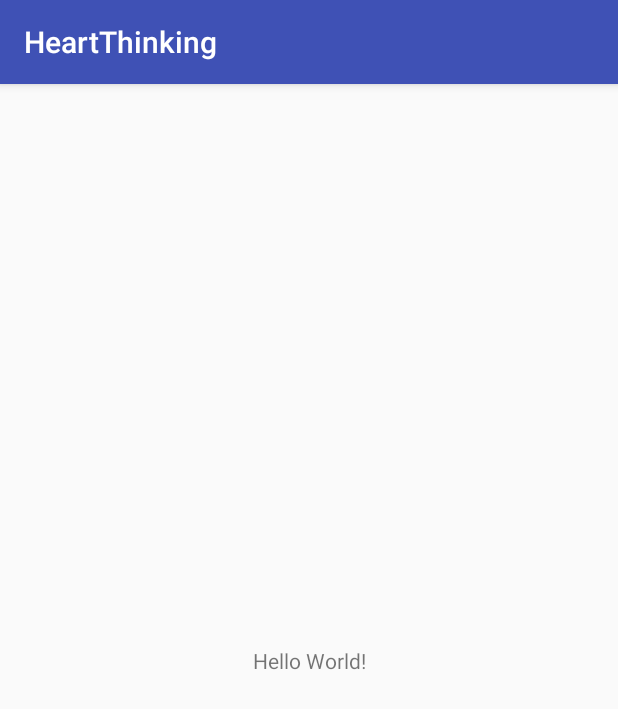
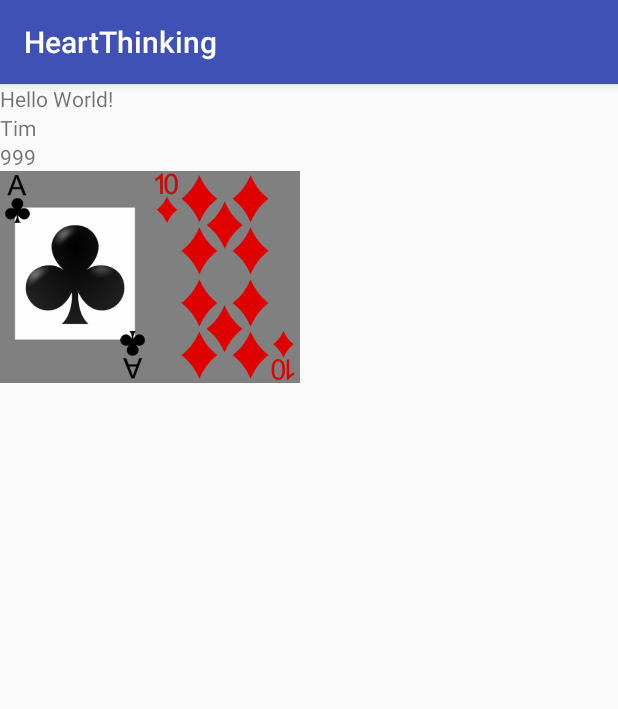
Before and after one commit to tvdwal/heart-thinking, an Android app: the screen it shows after launch (MainActivity), on a phone screen of 412 x 824 dp. Shown: the top 709 px of the screen. Run offline under Robolectric (Android 15) with nearby library versions, the phone set to English and light mode, and no system bars.

Commit message:
Added layout for player & cards + added them to the mainactivity xml

```diff
--- a/app/build.gradle
+++ b/app/build.gradle
@@ -3,6 +3,8 @@ apply plugin: 'com.android.application'
 apply plugin: 'kotlin-android'
 
 apply plugin: 'kotlin-android-extensions'
+
+apply plugin: 'kotlin-kapt'
 
 android {
     compileSdkVersion 27
@@ -20,6 +22,9 @@ android {
             proguardFiles getDefaultProguardFile('proguard-android.txt'), 'proguard-rules.pro'
         }
     }
+    dataBinding {
+        enabled = true
+    }
 }
 
 dependencies {
@@ -34,4 +39,7 @@ dependencies {
     //ViewModel
     implementation "android.arch.lifecycle:extensions:1.1.1"
     annotationProcessor "android.arch.lifecycle:compiler:1.1.1"
+
+    // Databinding
+    kapt "com.android.databinding:compiler:3.1.1"
 }
--- a/app/src/main/java/nl/appautomatic/heartthinking/MainActivity.kt
+++ b/app/src/main/java/nl/appautomatic/heartthinking/MainActivity.kt
@@ -4,6 +4,8 @@ import android.arch.lifecycle.ViewModelProviders
 import android.support.v7.app.AppCompatActivity
 import android.os.Bundle
 import kotlinx.android.synthetic.main.activity_main.*
+import kotlinx.android.synthetic.main.layout_cards.*
+import kotlinx.android.synthetic.main.layout_player.*
 
 class MainActivity : AppCompatActivity() {
 
@@ -18,5 +20,11 @@ class MainActivity : AppCompatActivity() {
         setContentView(R.layout.activity_main)
 
         handViewerViewModel = ViewModelProviders.of(this).get(HandViewerViewModel::class.java)
+        textViewPlayerLayoutName.text = "Tim"
+        textViewPlayerLayoutChips.text = "999"
+        val cardOne = Card("Ac")
+        val cardTwo = Card("Td")
+        imageViewHoleCardOne.setImageResource(cardOne.imageResource())
+        imageViewHoleCardTwo.setImageResource(cardTwo.imageResource())
     }
 }
--- a/app/src/main/res/layout/activity_main.xml
+++ b/app/src/main/res/layout/activity_main.xml
@@ -1,19 +1,20 @@
 <?xml version="1.0" encoding="utf-8"?>
-<android.support.constraint.ConstraintLayout xmlns:android="http://schemas.android.com/apk/res/android"
-    xmlns:app="http://schemas.android.com/apk/res-auto"
+<LinearLayout xmlns:android="http://schemas.android.com/apk/res/android"
     xmlns:tools="http://schemas.android.com/tools"
     android:layout_width="match_parent"
     android:layout_height="match_parent"
+    android:orientation="vertical"
     tools:context=".MainActivity">
 
     <TextView
         android:id="@+id/textViewHelloWorld"
         android:layout_width="wrap_content"
         android:layout_height="wrap_content"
-        android:text="Hello World!"
-        app:layout_constraintBottom_toBottomOf="parent"
-        app:layout_constraintLeft_toLeftOf="parent"
-        app:layout_constraintRight_toRightOf="parent"
-        app:layout_constraintTop_toTopOf="parent" />
+        android:text="Hello World!"/>
 
-</android.support.constraint.ConstraintLayout>
+    <include
+        layout="@layout/layout_player"
+        android:layout_width="200dp"
+        android:layout_height="180dp"/>
+
+</LinearLayout>
--- a/app/src/main/res/layout/layout_card.xml
+++ b/app/src/main/res/layout/layout_card.xml
@@ -4,9 +4,4 @@
     android:layout_width="match_parent"
     android:layout_height="match_parent">
 
-    <ImageView
-        android:layout_width="match_parent"
-        android:layout_height="match_parent"
-        android:src="@drawable/spades_ace"/>
-
 </RelativeLayout>
--- /dev/null
+++ b/app/src/main/res/layout/layout_cards.xml
@@ -0,0 +1,24 @@
+<?xml version="1.0" encoding="utf-8"?>
+<LinearLayout
+    xmlns:android="http://schemas.android.com/apk/res/android"
+    android:layout_width="match_parent"
+    android:layout_height="match_parent"
+    android:weightSum="100"
+    android:background="@color/gray"
+    android:orientation="horizontal">
+
+    <ImageView
+        android:id="@+id/imageViewHoleCardOne"
+        android:layout_width="0dp"
+        android:layout_height="match_parent"
+        android:layout_weight="50"
+        android:src="@android:drawable/stat_notify_error"/>
+
+    <ImageView
+        android:id="@+id/imageViewHoleCardTwo"
+        android:layout_width="0dp"
+        android:layout_height="match_parent"
+        android:layout_weight="50"
+        android:src="@android:drawable/stat_notify_error"/>
+
+</LinearLayout>
--- /dev/null
+++ b/app/src/main/res/layout/layout_player.xml
@@ -0,0 +1,24 @@
+<?xml version="1.0" encoding="utf-8"?>
+<LinearLayout
+    xmlns:android="http://schemas.android.com/apk/res/android"
+    android:layout_width="match_parent"
+    android:layout_height="match_parent"
+    android:orientation="vertical">
+
+    <TextView
+        android:id="@+id/textViewPlayerLayoutName"
+        android:layout_width="match_parent"
+        android:layout_height="wrap_content"
+        android:text="TestName"/>
+
+    <TextView
+        android:id="@+id/textViewPlayerLayoutChips"
+        android:layout_width="wrap_content"
+        android:layout_height="wrap_content"
+        android:layout_below="@id/textViewPlayerLayoutName"
+        android:text="9999"/>
+
+    <include
+        layout="@layout/layout_cards"/>
+
+</LinearLayout>
```
